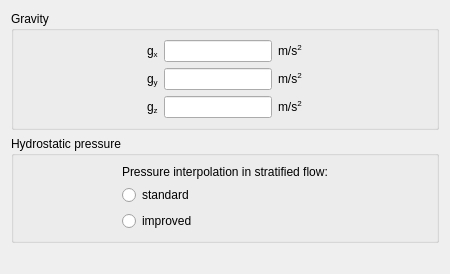
code-saturne/code_saturne, file gui/Pages/BodyForcesForm.ui: the form before one commit.
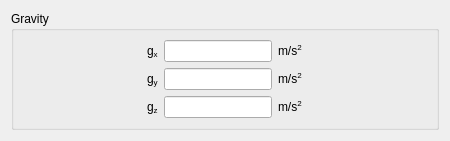
The form after the commit.

Commit message: move hydrostatic pressure option from body forces to numerical parameters

What changed in the file:
```diff
--- a/gui/Pages/BodyForcesForm.ui
+++ b/gui/Pages/BodyForcesForm.ui
@@ -1,12 +1,12 @@
 <ui version="4.0" >
  <class>BodyForcesForm</class>
- <widget class="QWidget" name="BodyForcesForm" >
-  <property name="geometry" >
+ <widget class="QWidget" name="BodyForcesForm">
+  <property name="geometry">
    <rect>
     <x>0</x>
     <y>0</y>
     <width>450</width>
-    <height>274</height>
+    <height>130</height>
    </rect>
   </property>
   <property name="minimumSize" >
@@ -186,79 +186,12 @@
      </layout>
     </widget>
    </item>
-   <item row="1" column="0" >
-    <widget class="QGroupBox" name="groupBox_2" >
-     <property name="title" >
-      <string>Hydrostatic pressure</string>
-     </property>
-     <layout class="QGridLayout" >
-      <item row="0" column="0" >
-       <layout class="QHBoxLayout" >
-        <item>
-         <spacer>
-          <property name="orientation" >
-           <enum>Qt::Horizontal</enum>
-          </property>
-          <property name="sizeHint" stdset="0" >
-           <size>
-            <width>40</width>
-            <height>20</height>
-           </size>
-          </property>
-         </spacer>
-        </item>
-        <item>
-         <layout class="QGridLayout" >
-          <item row="0" column="0" >
-           <widget class="QLabel" name="labelHPressure" >
-            <property name="toolTip" >
-             <string>Code_Saturne key word: IPHYDR</string>
-            </property>
-            <property name="text" >
-             <string>Pressure interpolation in stratified flow:</string>
-            </property>
-           </widget>
-          </item>
-          <item row="1" column="0" >
-           <widget class="QRadioButton" name="radioButtonNo" >
-            <property name="text" >
-             <string>standard</string>
-            </property>
-           </widget>
-          </item>
-          <item row="2" column="0" >
-           <widget class="QRadioButton" name="radioButtonYes" >
-            <property name="text" >
-             <string>improved</string>
-            </property>
-           </widget>
-          </item>
-         </layout>
-        </item>
-        <item>
-         <spacer>
-          <property name="orientation" >
-           <enum>Qt::Horizontal</enum>
-          </property>
-          <property name="sizeHint" stdset="0" >
-           <size>
-            <width>40</width>
-            <height>20</height>
-           </size>
-          </property>
-         </spacer>
-        </item>
-       </layout>
-      </item>
-     </layout>
-    </widget>
-   </item>
-   <item row="2" column="0" >
+   <item row="1" column="0">
     <spacer>
-     <property name="orientation" >
+     <property name="orientation">
       <enum>Qt::Vertical</enum>
      </property>
-     <property name="sizeHint" stdset="0" >
+     <property name="sizeHint" stdset="0">
       <size>
        <width>21</width>
        <height>16</height>
```
Left out of the diff: 119 changed lines with no effect on the pictures. The commit also changes 8 other files.
